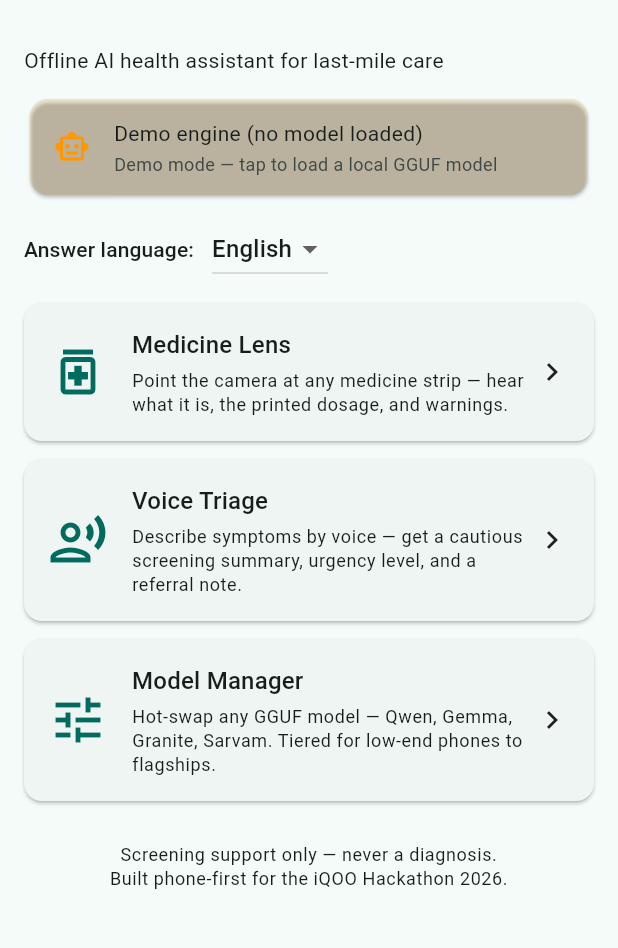
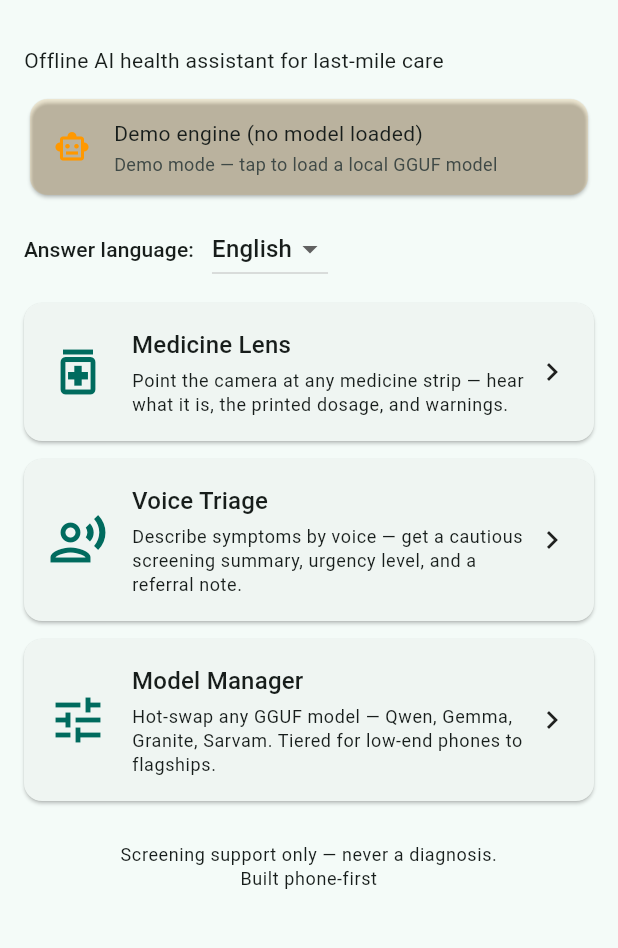
Before and after one commit to Yeswant369/sahayak, a Flutter app: the screen it shows after launch, on a phone screen of 412 x 824 dp, the part 63-1011 px from its top. Run offline on Flutter 3.47's test engine with Material 3 defaults, Android fonts, the phone set to English and light mode, and no system bars; our stand-ins replace file_picker, flutter_tts, image_picker, shared_preferences, speech_to_text; missing offline and left inert: fllama, google_mlkit_text_recognition.

Commit message:
Phase 1 submission deck (PDF + HTML source) and home footer tweak

```diff
--- a/lib/screens/home_screen.dart
+++ b/lib/screens/home_screen.dart
@@ -105,7 +105,7 @@ class HomeScreen extends StatelessWidget {
               const SizedBox(height: 16),
               Text(
                 'Screening support only — never a diagnosis.\n'
-                'Built phone-first for the iQOO Hackathon 2026.',
+                'Built phone-first',
                 style: Theme.of(context).textTheme.bodySmall,
                 textAlign: TextAlign.center,
               ),
```
Also changed, not shown: 3 other files.
